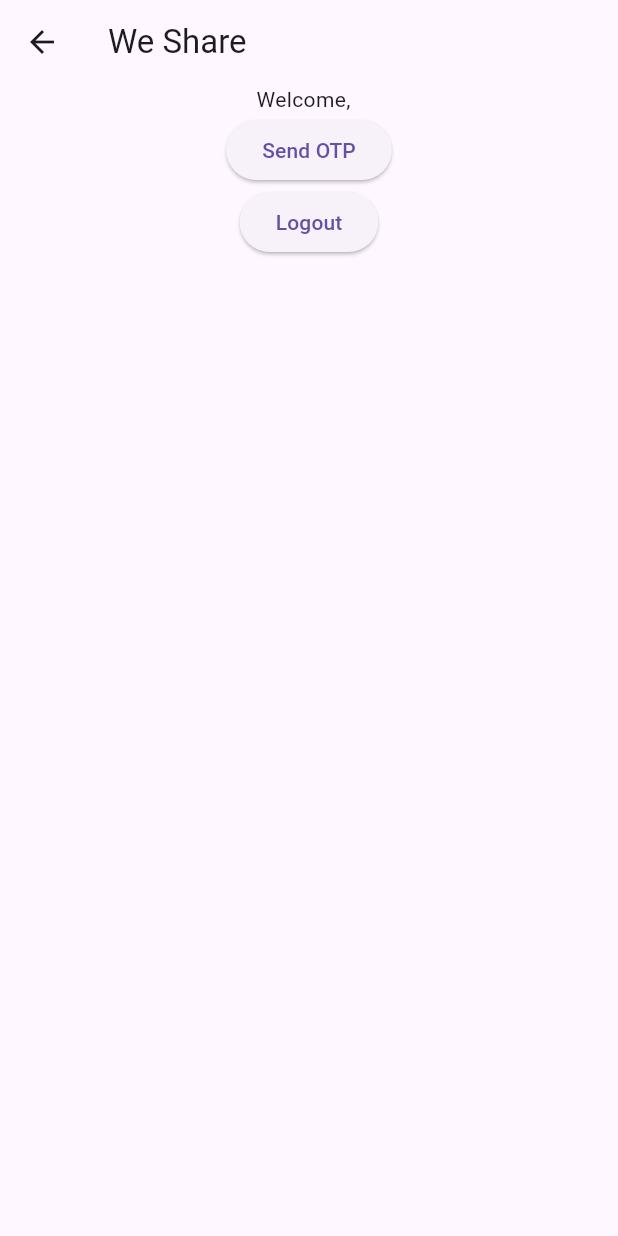
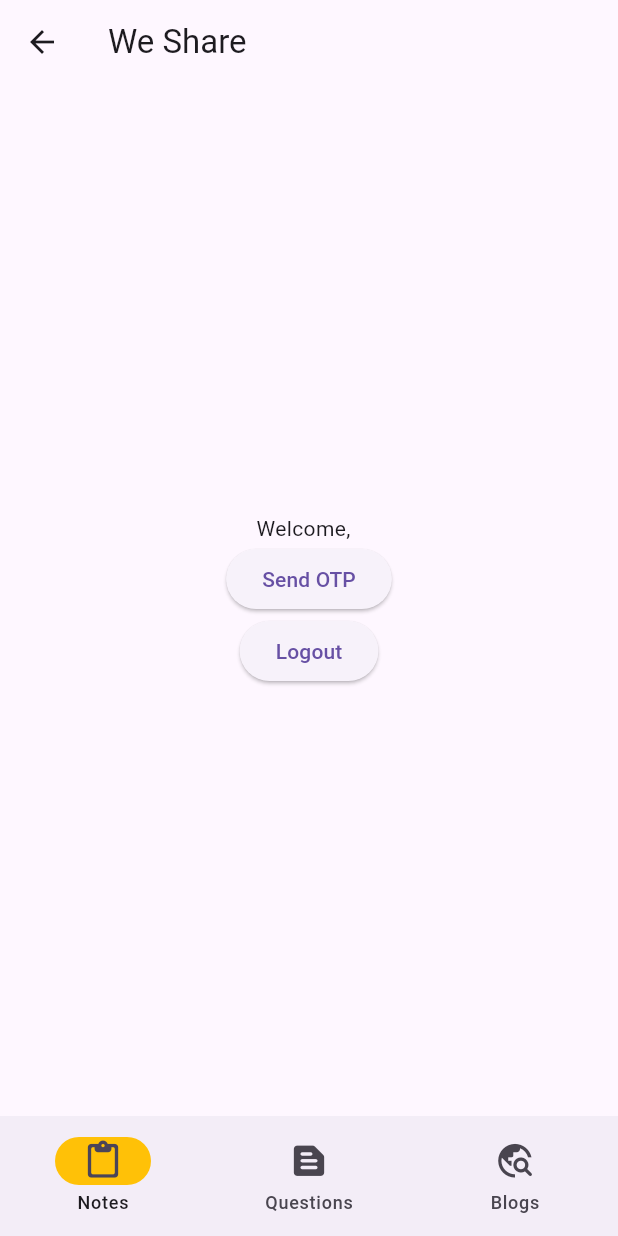
Before and after one commit to Rohan-mgr/flutter-final-project, a Flutter app: the Home screen opened by its route, after a tap on "Send OTP", on a phone screen of 412 x 824 dp. Run offline on Flutter 3.47's test engine with Material 3 defaults, Android fonts, the phone set to English and light mode, and no system bars; our stand-ins replace cloud_firestore, firebase_core, flutter_dotenv, form_validator, shared_preferences, toastification; missing offline and left inert: bcrypt, bootstrap_alert, mailer, otp; accounts and stored records are empty.

Commit message:
added button navigation

```diff
--- /dev/null
+++ b/lib/screens/blogs_screen.dart
@@ -0,0 +1,19 @@
+import 'package:flutter/material.dart';
+
+class Blogs extends StatefulWidget {
+  const Blogs({super.key});
+
+  @override
+  State<Blogs> createState() => _BlogsState();
+}
+
+class _BlogsState extends State<Blogs> {
+  @override
+  Widget build(BuildContext context) {
+    return Scaffold(
+      body: Center(
+        child: Text("This is a Blogs Tab"),
+      ),
+    );
+  }
+}
--- a/lib/screens/home_screen.dart
+++ b/lib/screens/home_screen.dart
@@ -1,8 +1,7 @@
 import 'package:flutter/material.dart';
-import 'package:flutter_final_project/helper/helper.dart';
-import 'package:flutter_final_project/services/mailer.dart';
-import 'package:flutter_final_project/helper/storage.dart';
-import 'package:flutter_final_project/types/user.dart';
+import 'package:flutter_final_project/screens/blogs_screen.dart';
+import 'package:flutter_final_project/screens/notes_screen.dart';
+import 'package:flutter_final_project/screens/questions_screen.dart';
 
 class Home extends StatefulWidget {
   const Home({super.key});
@@ -12,25 +11,14 @@ class Home extends StatefulWidget {
 }
 
 class _HomeState extends State<Home> {
-  User? user;
+  int _currentPageIndex = 0;
 
-  @override
-  void initState() {
-    super.initState();
-    loadUserFromLocalStorage();
-  }
+  List<Widget> _widgetOptions = <Widget>[Notes(), Questions(), Blogs()];
 
-  Future<void> loadUserFromLocalStorage() async {
-    try {
-      final loggedUser = await Storage.getUser("user");
-      if (loggedUser != null) {
-        setState(() {
-          user = loggedUser;
-        });
-      }
-    } catch (error) {
-      print('Error retrieving user: $error');
-    }
+  void _onItemTapped(int index) {
+    setState(() {
+      _currentPageIndex = index;
+    });
   }
 
   @override
@@ -39,27 +27,32 @@ class _HomeState extends State<Home> {
       appBar: AppBar(
         title: Text("We Share"),
       ),
-      body: Column(
-        children: [
-          Center(
-            child: Text("Welcome, ${user?.firstName} ${user?.lastName}"),
+      body: Center(child: _widgetOptions.elementAt(_currentPageIndex)),
+      bottomNavigationBar: NavigationBar(
+        onDestinationSelected: _onItemTapped,
+        indicatorColor: Colors.amber,
+        selectedIndex: _currentPageIndex,
+        destinations: const <Widget>[
+          NavigationDestination(
+            icon: Icon(
+              Icons.paste_rounded,
+              size: 27,
+            ),
+            label: 'Notes',
           ),
-          Center(
-            child: ElevatedButton(
-                onPressed: () async {
-                  sendMail(
-                      recipientEmail: user?.email,
-                      recipientName: user?.firstName);
-                },
-                child: Text("Send OTP")),
+          NavigationDestination(
+            icon: Icon(
+              Icons.text_snippet_rounded,
+              size: 27,
+            ),
+            label: 'Questions',
           ),
-          Center(
-            child: ElevatedButton(
-                onPressed: () async {
-                  await Storage.remove('user');
-                  Navigator.popAndPushNamed(context, "/");
-                },
-                child: Text("Logout")),
+          NavigationDestination(
+            icon: Icon(
+              Icons.travel_explore_rounded,
+              size: 27,
+            ),
+            label: 'Blogs',
           ),
         ],
       ),
--- /dev/null
+++ b/lib/screens/notes_screen.dart
@@ -0,0 +1,67 @@
+import 'package:flutter/material.dart';
+import 'package:flutter_final_project/services/mailer.dart';
+import 'package:flutter_final_project/helper/storage.dart';
+import 'package:flutter_final_project/types/user.dart';
+
+class Notes extends StatefulWidget {
+  const Notes({super.key});
+
+  @override
+  State<Notes> createState() => _NotesState();
+}
+
+class _NotesState extends State<Notes> {
+  User? user;
+
+  @override
+  void initState() {
+    super.initState();
+    loadUserFromLocalStorage();
+  }
+
+  Future<void> loadUserFromLocalStorage() async {
+    try {
+      final loggedUser = await Storage.getUser("user");
+      if (loggedUser != null) {
+        setState(() {
+          user = loggedUser;
+        });
+      }
+    } catch (error) {
+      print('Error retrieving user: $error');
+    }
+  }
+
+  @override
+  Widget build(BuildContext context) {
+    return Scaffold(
+      body: Center(
+        child: Column(
+          mainAxisAlignment: MainAxisAlignment.center,
+          children: [
+            Center(
+              child: Text("Welcome, ${user?.firstName} ${user?.lastName}"),
+            ),
+            Center(
+              child: ElevatedButton(
+                  onPressed: () async {
+                    sendMail(
+                        recipientEmail: user?.email,
+                        recipientName: user?.firstName);
+                  },
+                  child: Text("Send OTP")),
+            ),
+            Center(
+              child: ElevatedButton(
+                  onPressed: () async {
+                    await Storage.remove('user');
+                    Navigator.popAndPushNamed(context, "/");
+                  },
+                  child: Text("Logout")),
+            ),
+          ],
+        ),
+      ),
+    );
+  }
+}
--- /dev/null
+++ b/lib/screens/questions_screen.dart
@@ -0,0 +1,19 @@
+import 'package:flutter/material.dart';
+
+class Questions extends StatefulWidget {
+  const Questions({super.key});
+
+  @override
+  State<Questions> createState() => _QuestionsState();
+}
+
+class _QuestionsState extends State<Questions> {
+  @override
+  Widget build(BuildContext context) {
+    return Scaffold(
+      body: Center(
+        child: Text("This is a Qustions Tab"),
+      ),
+    );
+  }
+}
```
